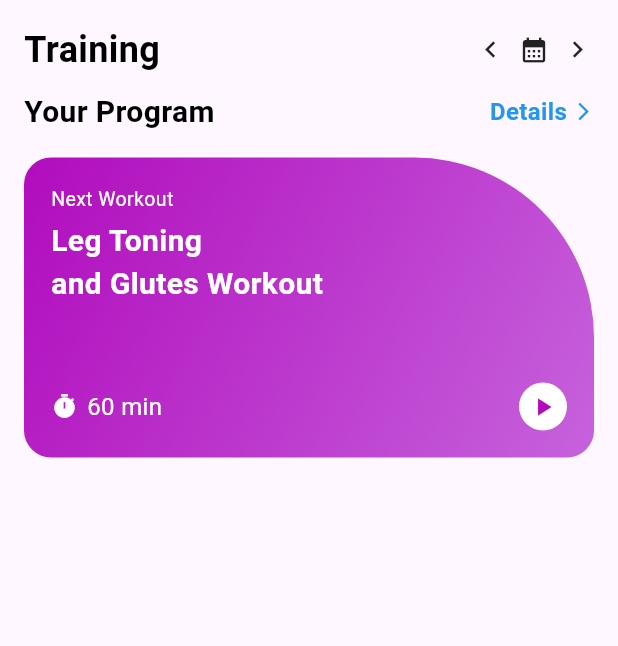
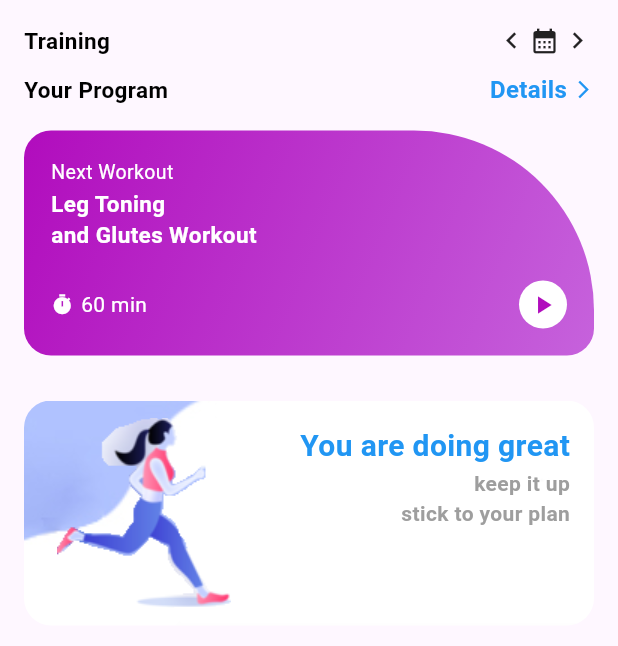
Before and after one commit to Neomap2006/TugasLayoutFlutter, a Flutter app: the screen it shows after launch, on a phone screen of 412 x 824 dp. Shown: the top 646 px of the screen. Run offline on Flutter 3.47's test engine with Material 3 defaults, Android fonts, the phone set to English and light mode, and no system bars.

Commit message:
update setiap 15 menit dan menambahkan gambar card didalam container

```diff
--- a/lib/tugas/Quiz.dart
+++ b/lib/tugas/Quiz.dart
@@ -17,16 +17,16 @@ class Layout extends StatelessWidget {
                   Text(
                     "Training",
                     style: TextStyle(
-                      fontSize: 24,
+                      fontSize: 15,
                       color: Colors.black,
                       fontWeight: FontWeight.bold,
                     ),
                   ),
                   Spacer(),
                   Icon(Icons.chevron_left, size: 22),
-                  SizedBox(width: 8),
+                  SizedBox(width: 1),
                   Icon(Icons.calendar_month, size: 20),
-                  SizedBox(width: 8),
+                  SizedBox(width: 1),
                   Icon(Icons.chevron_right, size: 22),
                 ],
               ),
@@ -36,7 +36,7 @@ class Layout extends StatelessWidget {
                   Text(
                     "Your Program",
                     style: TextStyle(
-                      fontSize: 20,
+                      fontSize: 15,
                       fontWeight: FontWeight.bold,
                       color: Colors.black,
                     ),
@@ -56,7 +56,7 @@ class Layout extends StatelessWidget {
               ),
               const SizedBox(height: 16),
               Container(
-                height: 200,
+                height: 150,
                 width: 450,
                 padding: const EdgeInsets.all(18),
                 decoration: BoxDecoration(
@@ -82,12 +82,12 @@ class Layout extends StatelessWidget {
                       "Next Workout",
                       style: TextStyle(color: Colors.white, fontSize: 13),
                     ),
-                    const SizedBox(height: 4),
+                    const SizedBox(height: 1),
                     const Text(
                       "Leg Toning",
                       style: TextStyle(
                         color: Colors.white,
-                        fontSize: 20,
+                        fontSize: 15,
                         fontWeight: FontWeight.bold,
                       ),
                     ),
@@ -95,18 +95,18 @@ class Layout extends StatelessWidget {
                       "and Glutes Workout",
                       style: TextStyle(
                         color: Colors.white,
-                        fontSize: 20,
+                        fontSize: 15,
                         fontWeight: FontWeight.bold,
                       ),
                     ),
                     const Spacer(),
                     Row(
                       children: [
-                        const Icon(Icons.timer, color: Colors.white, size: 18),
-                        const SizedBox(width: 6),
+                        const Icon(Icons.timer, color: Colors.white, size: 15),
+                        const SizedBox(width: 5),
                         const Text(
                           "60 min",
-                          style: TextStyle(color: Colors.white, fontSize: 16),
+                          style: TextStyle(color: Colors.white, fontSize: 14),
                         ),
                         const Spacer(),
                         Container(
@@ -126,6 +126,70 @@ class Layout extends StatelessWidget {
                   ],
                 ),
               ),
+              const SizedBox(height: 30),
+              Stack(
+                children: [
+                  Container(
+                    height: 150,
+                    width: 450,
+                    decoration: BoxDecoration(
+                      borderRadius: BorderRadius.circular(18),
+                      image: const DecorationImage(
+                        image: AssetImage("Gambar/card.jpg"),
+                        fit: BoxFit.cover,
+                      ),
+                    ),
+                  ),
+                  Container(
+                    height: 150,
+                    width: 450,
+                    decoration: BoxDecoration(
+                      borderRadius: BorderRadius.circular(18),
+                    ),
+                  ),
+                  Positioned(
+                    left: 5,
+                    child: Image.asset(
+                      "Gambar/figure1.png",
+                      height: 150,
+                      width: 150,
+                    ),
+                  ),
+                  Positioned(
+                    top: 16,
+                    right: 16,
+                    child: Column(
+                      crossAxisAlignment: CrossAxisAlignment.end,
+                      children: const [
+                        Text(
+                          "You are doing great",
+                          style: TextStyle(
+                            color: Colors.blue,
+                            fontSize: 20,
+                            fontWeight: FontWeight.bold,
+                          ),
+                        ),
+                        Text(
+                          "keep it up",
+                          style: TextStyle(
+                            color: Colors.grey,
+                            fontWeight: FontWeight.bold,
+                            fontSize: 14,
+                          ),
+                        ),
+                        Text(
+                          "stick to your plan",
+                          style: TextStyle(
+                            color: Colors.grey,
+                            fontWeight: FontWeight.bold,
+                            fontSize: 14,
+                          ),
+                        ),
+                      ],
+                    ),
+                  ),
+                ],
+              ),
             ],
           ),
         ),
--- a/pubspec.yaml
+++ b/pubspec.yaml
@@ -58,6 +58,7 @@ flutter:
 
   # To add assets to your application, add an assets section, like this:
   assets:
+    - Gambar/card.jpg
     - Gambar/1000104015.jpg
     - Gambar/001.png
     - Gambar/002.png
@@ -65,7 +66,6 @@ flutter:
     - Gambar/figure1.png
     - Gambar/ex3.png
     - Gambar/ex4.png
-    - Gambar/card.jpg
 
   # An image asset can refer to one or more resolution-specific "variants", see
   # https://flutter.dev/to/resolution-aware-images
```
